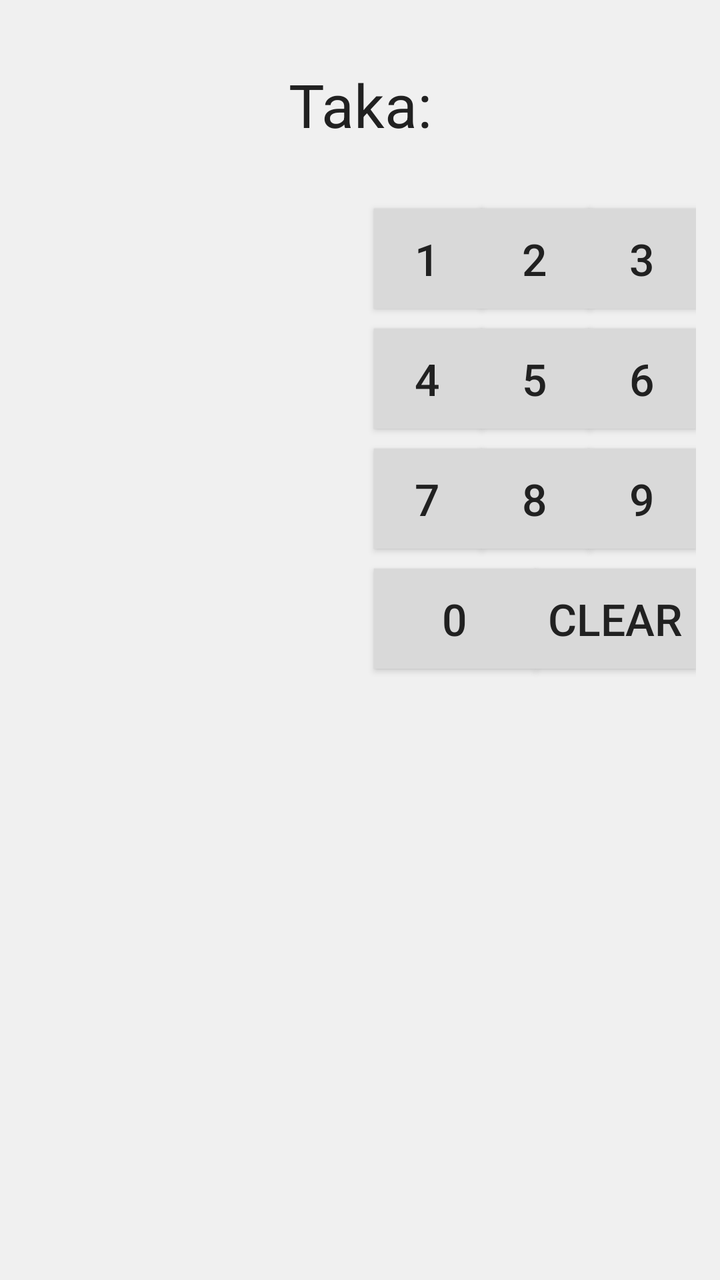
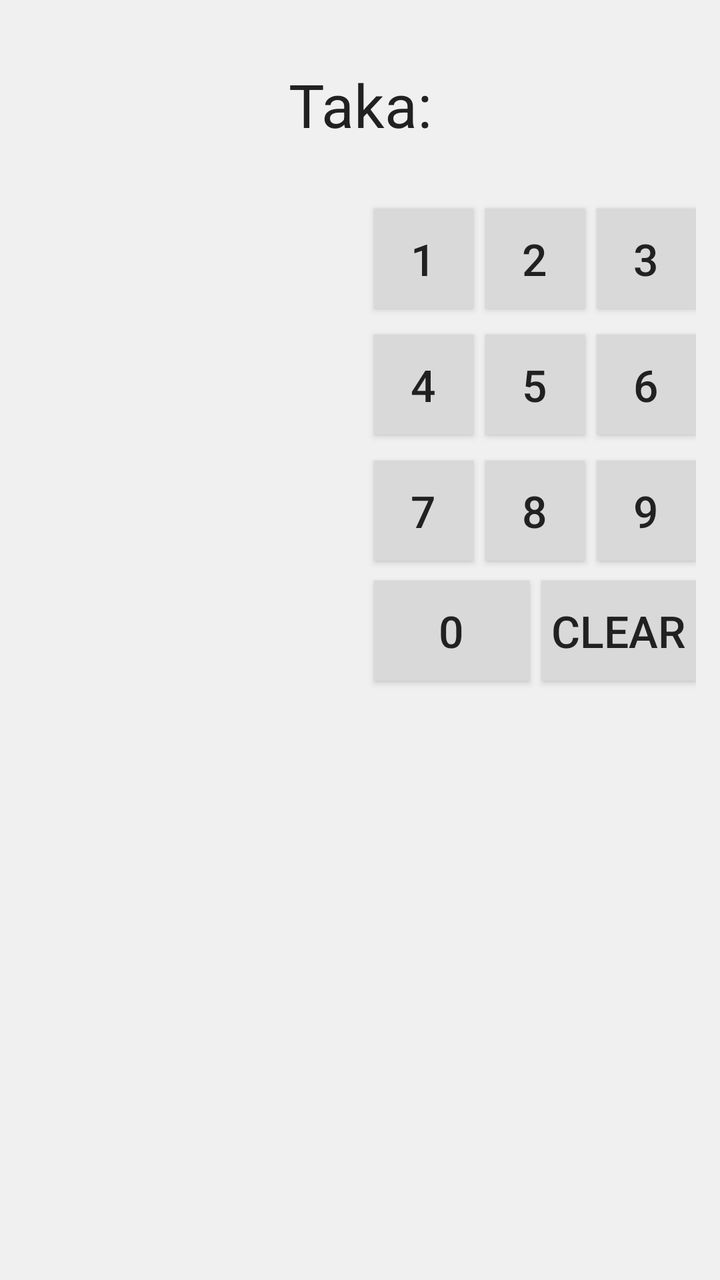

Two renders of the same Android screen: before a commit and after it. Below are the layout's source before the change and the commit's diff.
<!-- AndroidManifest.xml: application theme Theme.VangtiChai -->
<!-- res/layout/activity_main.xml -->
<?xml version="1.0" encoding="utf-8"?>
<androidx.constraintlayout.widget.ConstraintLayout xmlns:android="http://schemas.android.com/apk/res/android"
    xmlns:app="http://schemas.android.com/apk/res-auto"
    android:layout_width="match_parent"
    android:layout_height="match_parent"
    android:background="@color/screen_bg"
    android:padding="@dimen/screen_padding">

    <TextView
        android:id="@+id/tvAmount"
        android:layout_width="0dp"
        android:layout_height="wrap_content"
        android:layout_marginTop="@dimen/gap_medium"
        android:gravity="center"
        android:text="@string/taka_label"
        android:textColor="@color/text_primary"
        android:textSize="@dimen/text_amount"
        app:layout_constraintEnd_toEndOf="parent"
        app:layout_constraintStart_toStartOf="parent"
        app:layout_constraintTop_toTopOf="parent" />

    <androidx.constraintlayout.widget.Guideline
        android:id="@+id/guidelineKeypad"
        android:layout_width="wrap_content"
        android:layout_height="wrap_content"
        android:orientation="vertical"
        app:layout_constraintGuide_begin="@dimen/keypad_start" />

    

    

    <TextView
        android:id="@+id/tvNote1000"
        style="@style/NoteText"
        android:layout_width="wrap_content"
        android:layout_height="wrap_content"
        android:layout_marginStart="12dp"
        android:layout_marginTop="40dp"
        app:layout_constraintStart_toStartOf="parent"
        app:layout_constraintTop_toBottomOf="@id/tvAmount" />

    <TextView
        android:id="@+id/tvNote500"
        style="@style/NoteText"
        android:layout_width="wrap_content"
        android:layout_height="wrap_content"
        android:layout_marginStart="12dp"
        android:layout_marginTop="8dp"
        app:layout_constraintStart_toStartOf="parent"
        app:layout_constraintTop_toBottomOf="@id/tvNote1000" />

    <TextView
        android:id="@+id/tvNote100"
        style="@style/NoteText"
        android:layout_width="wrap_content"
        android:layout_height="wrap_content"
        android:layout_marginStart="12dp"
        android:layout_marginTop="4dp"
        app:layout_constraintStart_toStartOf="parent"
        app:layout_constraintTop_toBottomOf="@id/tvNote500" />

    <TextView
        android:id="@+id/tvNote50"
        style="@style/NoteText"
        android:layout_width="wrap_content"
        android:layout_height="wrap_content"
        android:layout_marginStart="12dp"
        android:layout_marginTop="8dp"
        app:layout_constraintStart_toStartOf="parent"
        app:layout_constraintTop_toBottomOf="@id/tvNote100" />

    <TextView
        android:id="@+id/tvNote20"
        style="@style/NoteText"
        android:layout_width="wrap_content"
        android:layout_height="wrap_content"
        android:layout_marginStart="12dp"
        android:layout_marginTop="12dp"
        app:layout_constraintStart_toStartOf="parent"
        app:layout_constraintTop_toBottomOf="@id/tvNote50" />

    <TextView
        android:id="@+id/tvNote10"
        style="@style/NoteText"
        android:layout_width="wrap_content"
        android:layout_height="wrap_content"
        android:layout_marginStart="12dp"
        android:layout_marginTop="8dp"
        app:layout_constraintStart_toStartOf="parent"
        app:layout_constraintTop_toBottomOf="@id/tvNote20" />

    <TextView
        android:id="@+id/tvNote5"
        style="@style/NoteText"
        android:layout_width="wrap_content"
        android:layout_height="wrap_content"
        android:layout_marginStart="12dp"
        android:layout_marginTop="4dp"
        app:layout_constraintStart_toStartOf="parent"
        app:layout_constraintTop_toBottomOf="@id/tvNote10" />

    <TextView
        android:id="@+id/tvNote2"
        style="@style/NoteText"
        android:layout_width="wrap_content"
        android:layout_height="wrap_content"
        android:layout_marginStart="12dp"
        android:layout_marginTop="12dp"
        app:layout_constraintStart_toStartOf="parent"
        app:layout_constraintTop_toBottomOf="@id/tvNote5" />

    <TextView
        android:id="@+id/tvNote1"
        style="@style/NoteText"
        android:layout_width="wrap_content"
        android:layout_height="wrap_content"
        android:layout_marginStart="12dp"
        android:layout_marginTop="8dp"
        app:layout_constraintStart_toStartOf="parent"
        app:layout_constraintTop_toBottomOf="@id/tvNote2" />

    <Button
        android:id="@+id/key1"
        style="@style/KeyButton"
        android:layout_width="0dp"
        android:layout_height="@dimen/key_height"
        android:layout_marginTop="@dimen/gap_large"
        android:text="@string/digit_1"
        app:layout_constraintBottom_toTopOf="@id/key4"
        app:layout_constraintEnd_toStartOf="@id/key2"
        app:layout_constraintHorizontal_chainStyle="spread"
        app:layout_constraintStart_toEndOf="@id/guidelineKeypad"
        app:layout_constraintTop_toBottomOf="@id/tvAmount"
        app:layout_constraintVertical_chainStyle="packed" />

    <Button
        android:id="@+id/key2"
        style="@style/KeyButton"
        android:layout_width="0dp"
        android:layout_height="@dimen/key_height"
        android:text="@string/digit_2"
        app:layout_constraintEnd_toStartOf="@id/key3"
        app:layout_constraintStart_toEndOf="@id/key1"
        app:layout_constraintTop_toTopOf="@id/key1" />

    <Button
        android:id="@+id/key3"
        style="@style/KeyButton"
        android:layout_width="0dp"
        android:layout_height="@dimen/key_height"
        android:text="@string/digit_3"
        app:layout_constraintEnd_toEndOf="parent"
        app:layout_constraintStart_toEndOf="@id/key2"
        app:layout_constraintTop_toTopOf="@id/key1" />

    <Button
        android:id="@+id/key4"
        style="@style/KeyButton"
        android:layout_width="0dp"
        android:layout_height="@dimen/key_height"
        android:layout_marginTop="@dimen/gap_small"
        android:text="@string/digit_4"
        app:layout_constraintBottom_toTopOf="@id/key7"
        app:layout_constraintEnd_toStartOf="@id/key5"
        app:layout_constraintStart_toEndOf="@id/guidelineKeypad"
        app:layout_constraintTop_toBottomOf="@id/key1" />

    <Button
        android:id="@+id/key5"
        style="@style/KeyButton"
        android:layout_width="0dp"
        android:layout_height="@dimen/key_height"
        android:text="@string/digit_5"
        app:layout_constraintEnd_toStartOf="@id/key6"
        app:layout_constraintStart_toEndOf="@id/key4"
        app:layout_constraintTop_toTopOf="@id/key4" />

    <Button
        android:id="@+id/key6"
        style="@style/KeyButton"
        android:layout_width="0dp"
        android:layout_height="@dimen/key_height"
        android:text="@string/digit_6"
        app:layout_constraintEnd_toEndOf="parent"
        app:layout_constraintStart_toEndOf="@id/key5"
        app:layout_constraintTop_toTopOf="@id/key4" />

    <Button
        android:id="@+id/key7"
        style="@style/KeyButton"
        android:layout_width="0dp"
        android:layout_height="@dimen/key_height"
        android:layout_marginTop="@dimen/gap_small"
        android:text="@string/digit_7"
        app:layout_constraintBottom_toTopOf="@id/key0"
        app:layout_constraintEnd_toStartOf="@id/key8"
        app:layout_constraintStart_toEndOf="@id/guidelineKeypad"
        app:layout_constraintTop_toBottomOf="@id/key4" />

    <Button
        android:id="@+id/key8"
        style="@style/KeyButton"
        android:layout_width="0dp"
        android:layout_height="@dimen/key_height"
        android:text="@string/digit_8"
        app:layout_constraintEnd_toStartOf="@id/key9"
        app:layout_constraintStart_toEndOf="@id/key7"
        app:layout_constraintTop_toTopOf="@id/key7" />

    <Button
        android:id="@+id/key9"
        style="@style/KeyButton"
        android:layout_width="0dp"
        android:layout_height="@dimen/key_height"
        android:text="@string/digit_9"
        app:layout_constraintEnd_toEndOf="parent"
        app:layout_constraintStart_toEndOf="@id/key8"
        app:layout_constraintTop_toTopOf="@id/key7" />

    <Button
        android:id="@+id/key0"
        style="@style/KeyButton"
        android:layout_width="0dp"
        android:layout_height="@dimen/key_height"
        android:layout_marginTop="@dimen/gap_small"
        android:text="@string/digit_0"
        app:layout_constraintEnd_toStartOf="@id/keyClear"
        app:layout_constraintStart_toEndOf="@id/guidelineKeypad"
        app:layout_constraintTop_toBottomOf="@id/key7" />

    <Button
        android:id="@+id/keyClear"
        style="@style/KeyButton"
        android:layout_width="0dp"
        android:layout_height="@dimen/key_height"
        android:text="@string/clear"
        app:layout_constraintEnd_toEndOf="parent"
        app:layout_constraintStart_toEndOf="@id/key0"
        app:layout_constraintTop_toTopOf="@id/key0" />

</androidx.constraintlayout.widget.ConstraintLayout>
<!-- resources referenced by this layout -->
<resources>
  <color name="screen_bg">#F0F0F0</color>
  <color name="text_primary">#212121</color>
  <dimen name="gap_large">32dp</dimen>
  <dimen name="gap_medium">20dp</dimen>
  <dimen name="gap_small">10dp</dimen>
  <dimen name="key_height">50dp</dimen>
  <dimen name="keypad_start">175dp</dimen>
  <dimen name="screen_padding">12dp</dimen>
  <dimen name="text_amount">30sp</dimen>
  <string name="clear">CLEAR</string>
  <string name="digit_0">0</string>
  <string name="digit_1">1</string>
  <string name="digit_2">2</string>
  <string name="digit_3">3</string>
  <string name="digit_4">4</string>
  <string name="digit_5">5</string>
  <string name="digit_6">6</string>
  <string name="digit_7">7</string>
  <string name="digit_8">8</string>
  <string name="digit_9">9</string>
  <string name="taka_label">Taka:</string>
  <style name="KeyButton" parent="Widget.AppCompat.Button">
          <item name="android:background">@color/key_bg</item>
          <item name="android:textColor">@color/key_text</item>
          <item name="android:textSize">@dimen/key_text</item>
          <item name="android:textAllCaps">false</item>
      </style>
  <style name="NoteText">
          <item name="android:textColor">@color/text_primary</item>
          <item name="android:textSize">@dimen/text_note</item>
      </style>
  <style name="Theme.VangtiChai" parent="Theme.AppCompat.Light.DarkActionBar">
          <item name="colorPrimary">@color/colorPrimary</item>
          <item name="colorPrimaryDark">@color/colorPrimaryDark</item>
          <item name="colorAccent">@color/colorAccent</item>
          <item name="android:windowBackground">@color/screen_bg</item>
      </style>
  <color name="key_bg">#D9D9D9</color>
  <color name="key_text">#212121</color>
  <dimen name="key_text">22sp</dimen>
  <dimen name="text_note">18sp</dimen>
  <color name="colorPrimary">#00695C</color>
  <color name="colorPrimaryDark">#004D40</color>
  <color name="colorAccent">#FFB300</color>
</resources>

<!-- the commit's change to res/layout/activity_main.xml (unified diff, before → after) -->
@@ -126,6 +126,8 @@
         android:layout_width="0dp"
         android:layout_height="@dimen/key_height"
         android:layout_marginTop="@dimen/gap_large"
+        android:layout_marginEnd="3dp"
+        android:layout_marginBottom="3dp"
         android:text="@string/digit_1"
         app:layout_constraintBottom_toTopOf="@id/key4"
         app:layout_constraintEnd_toStartOf="@id/key2"
@@ -139,6 +141,9 @@
         style="@style/KeyButton"
         android:layout_width="0dp"
         android:layout_height="@dimen/key_height"
+        android:layout_marginStart="3dp"
+        android:layout_marginEnd="3dp"
+        android:layout_marginBottom="3dp"
         android:text="@string/digit_2"
         app:layout_constraintEnd_toStartOf="@id/key3"
         app:layout_constraintStart_toEndOf="@id/key1"
@@ -149,6 +154,8 @@
         style="@style/KeyButton"
         android:layout_width="0dp"
         android:layout_height="@dimen/key_height"
+        android:layout_marginStart="3dp"
+        android:layout_marginBottom="3dp"
         android:text="@string/digit_3"
         app:layout_constraintEnd_toEndOf="parent"
         app:layout_constraintStart_toEndOf="@id/key2"
@@ -160,6 +167,8 @@
         android:layout_width="0dp"
         android:layout_height="@dimen/key_height"
         android:layout_marginTop="@dimen/gap_small"
+        android:layout_marginEnd="3dp"
+        android:layout_marginBottom="3dp"
         android:text="@string/digit_4"
         app:layout_constraintBottom_toTopOf="@id/key7"
         app:layout_constraintEnd_toStartOf="@id/key5"
@@ -171,6 +180,9 @@
         style="@style/KeyButton"
         android:layout_width="0dp"
         android:layout_height="@dimen/key_height"
+        android:layout_marginStart="3dp"
+        android:layout_marginEnd="3dp"
+        android:layout_marginBottom="3dp"
         android:text="@string/digit_5"
         app:layout_constraintEnd_toStartOf="@id/key6"
         app:layout_constraintStart_toEndOf="@id/key4"
@@ -181,6 +193,8 @@
         style="@style/KeyButton"
         android:layout_width="0dp"
         android:layout_height="@dimen/key_height"
+        android:layout_marginStart="3dp"
+        android:layout_marginBottom="3dp"
         android:text="@string/digit_6"
         app:layout_constraintEnd_toEndOf="parent"
         app:layout_constraintStart_toEndOf="@id/key5"
@@ -192,6 +206,8 @@
         android:layout_width="0dp"
         android:layout_height="@dimen/key_height"
         android:layout_marginTop="@dimen/gap_small"
+        android:layout_marginEnd="3dp"
+        android:layout_marginBottom="3dp"
         android:text="@string/digit_7"
         app:layout_constraintBottom_toTopOf="@id/key0"
         app:layout_constraintEnd_toStartOf="@id/key8"
@@ -203,6 +219,9 @@
         style="@style/KeyButton"
         android:layout_width="0dp"
         android:layout_height="@dimen/key_height"
+        android:layout_marginStart="3dp"
+        android:layout_marginEnd="3dp"
+        android:layout_marginBottom="3dp"
         android:text="@string/digit_8"
         app:layout_constraintEnd_toStartOf="@id/key9"
         app:layout_constraintStart_toEndOf="@id/key7"
@@ -213,6 +232,8 @@
         style="@style/KeyButton"
         android:layout_width="0dp"
         android:layout_height="@dimen/key_height"
+        android:layout_marginStart="3dp"
+        android:layout_marginBottom="3dp"
         android:text="@string/digit_9"
         app:layout_constraintEnd_toEndOf="parent"
         app:layout_constraintStart_toEndOf="@id/key8"
@@ -224,6 +245,8 @@
         android:layout_width="0dp"
         android:layout_height="@dimen/key_height"
         android:layout_marginTop="@dimen/gap_small"
+        android:layout_marginEnd="3dp"
+        android:layout_marginBottom="3dp"
         android:text="@string/digit_0"
         app:layout_constraintEnd_toStartOf="@id/keyClear"
         app:layout_constraintStart_toEndOf="@id/guidelineKeypad"
@@ -234,6 +257,8 @@
         style="@style/KeyButton"
         android:layout_width="0dp"
         android:layout_height="@dimen/key_height"
+        android:layout_marginStart="3dp"
+        android:layout_marginBottom="3dp"
         android:text="@string/clear"
         app:layout_constraintEnd_toEndOf="parent"
         app:layout_constraintStart_toEndOf="@id/key0"
<!-- resource entries referenced after the edit -->
@@ -40,7 +40,7 @@
   <color name="key_bg">#D9D9D9</color>
   <color name="key_text">#212121</color>
   <dimen name="key_text">22sp</dimen>
-  <dimen name="text_note">18sp</dimen>
+  <dimen name="text_note">12sp</dimen>
   <color name="colorPrimary">#00695C</color>
   <color name="colorPrimaryDark">#004D40</color>
   <color name="colorAccent">#FFB300</color>
